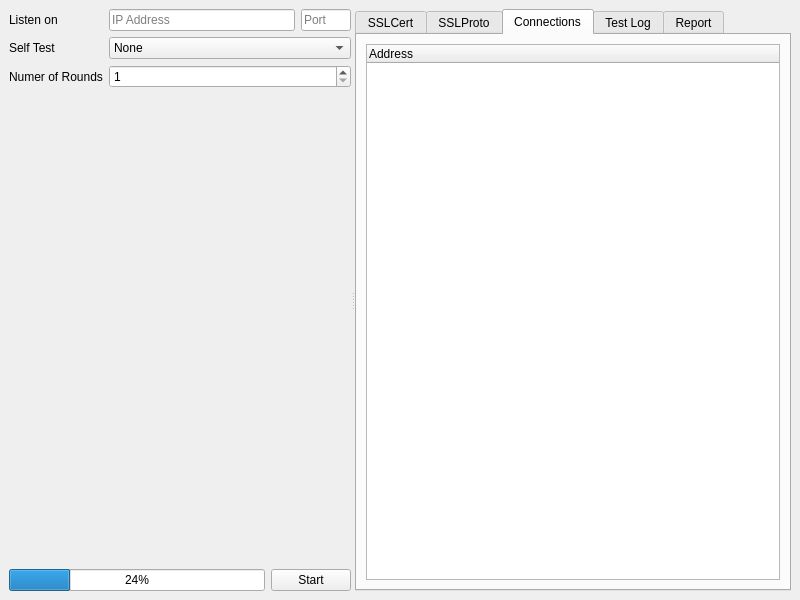
Qt form ui/main.ui (abbbe/sslcaudit) before a commit.
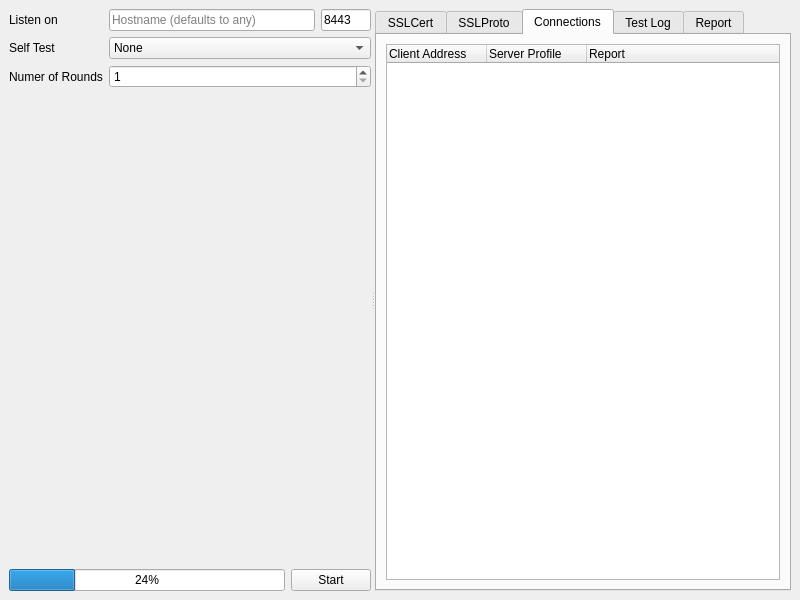
The same form after that commit. The open tabs and pages were chosen to show the change.

Commit message: Hacking together the user interface. Once I can get the background process to register nicely I will comment and clean up the code. If things don't work, I'll have to remove the bad code.

The edit to the form file:
```diff
--- a/ui/main.ui
+++ b/ui/main.ui
@@ -34,7 +34,13 @@
           <item row="0" column="1">
            <layout class="QHBoxLayout" name="horizontalLayout_8">
             <item>
-             <widget class="QLineEdit" name="ipAddressLineEdit">
+             <widget class="QLineEdit" name="hostnameLineEdit">
+              <property name="minimumSize">
+               <size>
+                <width>175</width>
+                <height>0</height>
+               </size>
+              </property>
               <property name="text">
                <string/>
               </property>
@@ -42,18 +48,27 @@
                <number>15</number>
               </property>
               <property name="placeholderText">
-               <string>IP Address</string>
+               <string>Hostname (defaults to any)</string>
               </property>
              </widget>
             </item>
             <item>
              <widget class="QLineEdit" name="portLineEdit">
+              <property name="minimumSize">
+               <size>
+                <width>50</width>
+                <height>0</height>
+               </size>
+              </property>
               <property name="maximumSize">
                <size>
                 <width>50</width>
                 <height>16777215</height>
                </size>
               </property>
+              <property name="text">
+               <string>8443</string>
+              </property>
               <property name="maxLength">
                <number>5</number>
               </property>
@@ -457,7 +472,17 @@
           <widget class="QTreeWidget" name="treeWidget">
            <column>
             <property name="text">
-             <string>Address</string>
+             <string>Client Address</string>
+            </property>
+           </column>
+           <column>
+            <property name="text">
+             <string>Server Profile</string>
+            </property>
+           </column>
+           <column>
+            <property name="text">
+             <string>Report</string>
             </property>
            </column>
           </widget>
```
Left out of the diff: 6 changed lines with no effect on the pictures. The commit also changes 2 other files.
